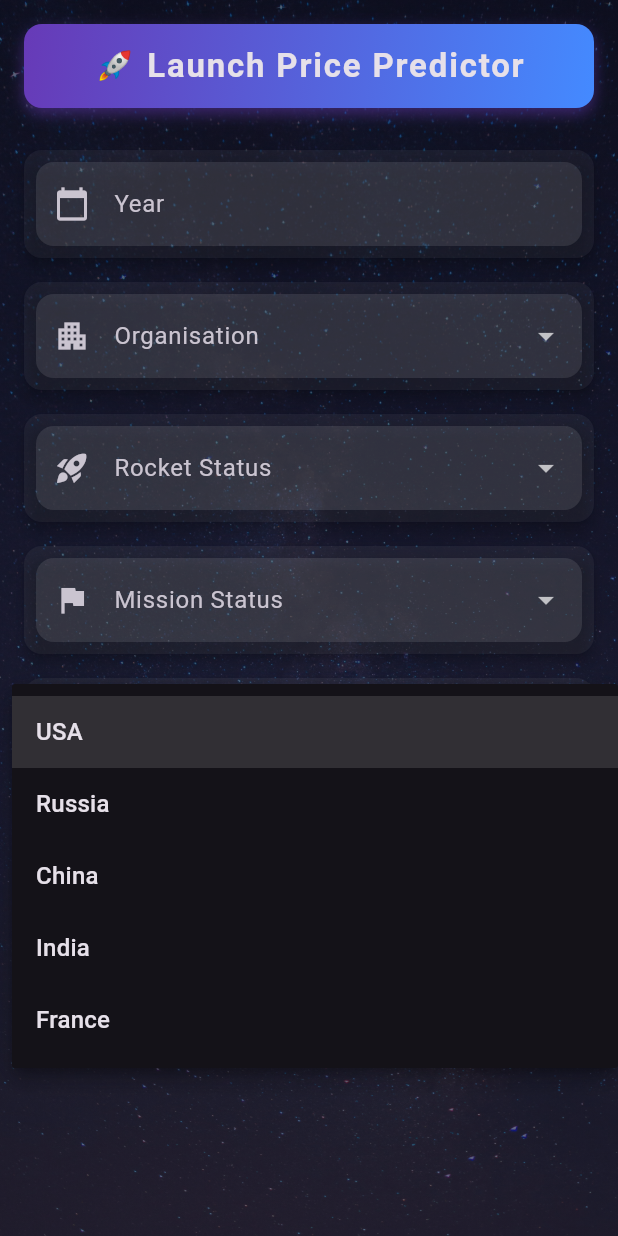
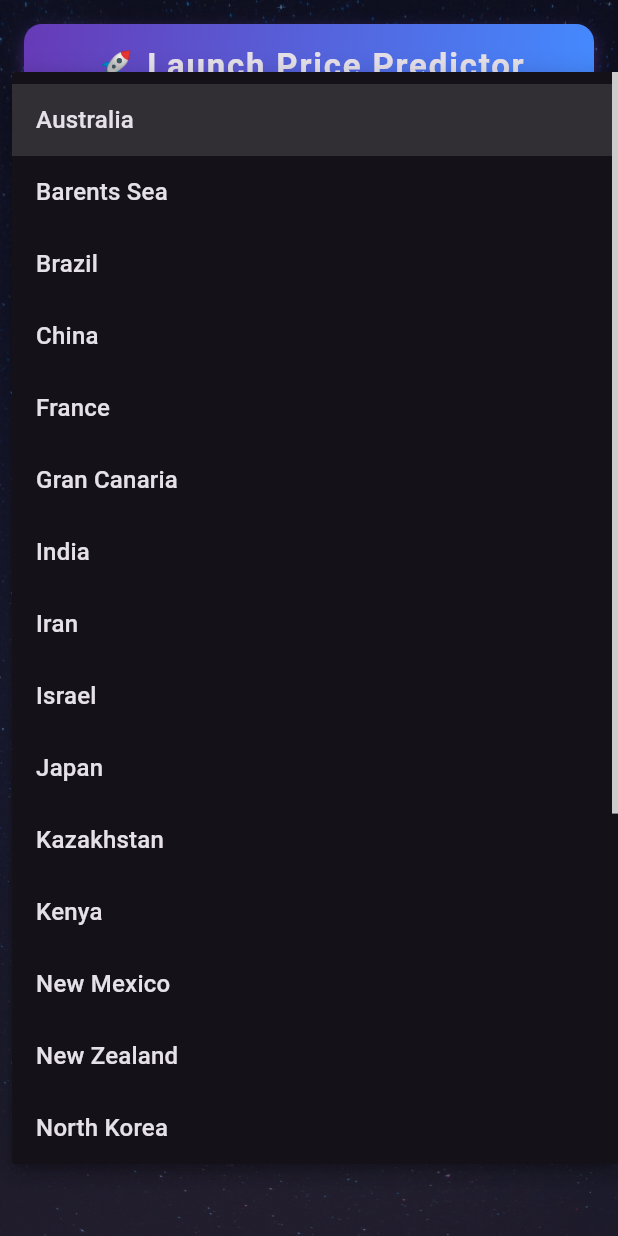
Before and after one commit to e-dania/linear_regression_model, a Flutter app: the screen it shows after launch, after a tap on "Country", on a phone screen of 412 x 824 dp. Run offline on Flutter 3.47's test engine with Material 3 defaults, Android fonts, the light colour scheme and no system bars.

Commit message:
Updating the values

```diff
--- a/summative/FlutterApp/summative_app/lib/main.dart
+++ b/summative/FlutterApp/summative_app/lib/main.dart
@@ -44,13 +44,28 @@ class _LaunchPredictionFormState extends State<LaunchPredictionForm> {
   String? country;
 
   final organisations = [
-    'SpaceX', 'NASA', 'Blue Origin', 'ESA', 'ISRO', 'Roscosmos'
+    "AEB", "AMBA", "ASI", "Arianespace", "Armée de l'Air",
+    "Blue Origin", "Boeing", "CASC", "CASIC", "CECLES", "CNES", "Douglas",
+    "EER", "ESA", "Eurockot", "ExPace", "Exos", "General Dynamics",
+    "IAI", "ILS", "IRGC", "ISA", "ISAS", "ISRO", "JAXA", "KARI", "KCST",
+    "Khrunichev", "Kosmotras", "Land Launch", "Landspace", "Lockheed", "MHI",
+    "MITT", "Martin Marietta", "NASA", "Northrop", "OKB-586", "OneSpace",
+    "RAE", "RVSN USSR", "Rocket Lab", "Roscosmos", "SRC", "Sandia",
+    "Sea Launch", "SpaceX", "Starsem", "ULA", "US Air Force", "US Navy",
+    "UT", "VKS RF", "Virgin Orbit", "Yuzhmash", "i-Space"
   ];
   final rocketStatuses = ['StatusActive', 'StatusRetired'];
   final missionStatuses = [
     'Failure', 'Partial Failure', 'Prelaunch Failure', 'Success'
   ];
-  final countries = ['USA', 'Russia', 'China', 'India', 'France'];
+  final countries =[
+    "Australia", "Barents Sea", "Brazil", "China", "France",
+    "Gran Canaria", "India", "Iran", "Israel", "Japan",
+    "Kazakhstan", "Kenya", "New Mexico", "New Zealand",
+    "North Korea", "Pacific Missile Range Facility",
+    "Pacific Ocean", "Russia", "Shahrud Missile Test Site",
+    "South Korea", "USA", "Yellow Sea"
+  ];
 
   String? prediction;
   List<String> predictionHistory = [];
```
